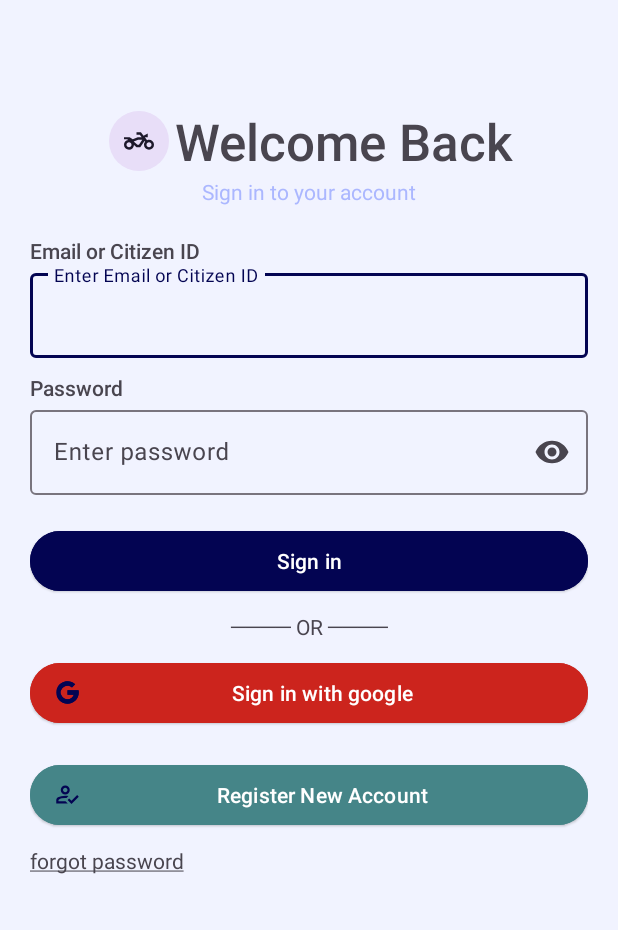
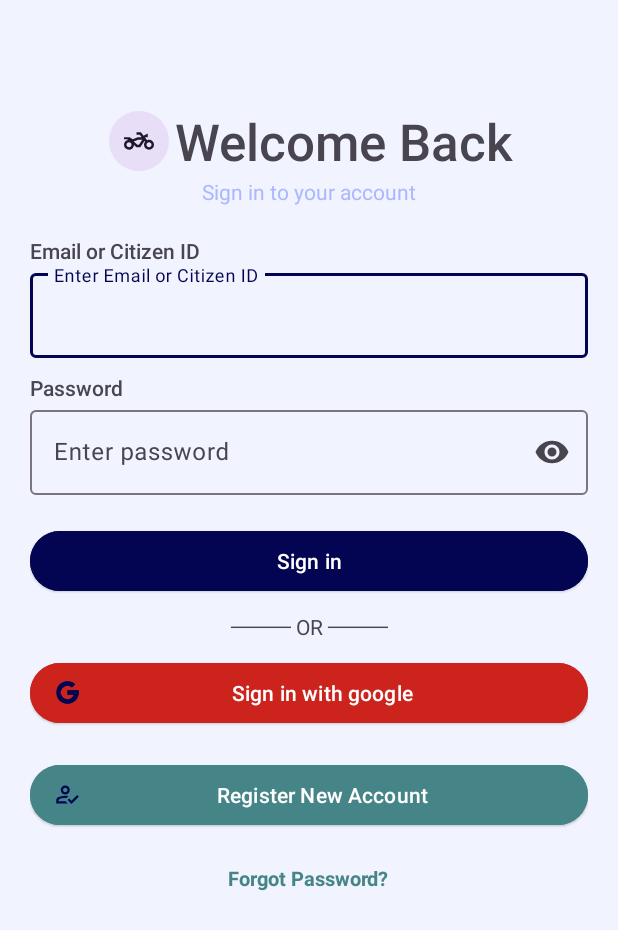
Before and after one commit to huybach1609/SAPS, an Android app: the screen it shows after launch (LoginActivity), on a phone screen of 412 x 824 dp. Shown: the top 930 px of the screen. Run offline under Robolectric (Android 15) with nearby library versions, the phone set to English and light mode, and no system bars; our stand-ins replace CircleImageView.

Commit message:
done forgot pass
forgot pass

```diff
--- a/SAPS.Mobile/app/build.gradle.kts
+++ b/SAPS.Mobile/app/build.gradle.kts
@@ -12,14 +12,14 @@ android {
     buildTypes {
         debug {
             buildConfigField("String", "SERVER_CLIENT_ID", "\"275429573503-526ri9oq1obai6d1qmj4qd07njuhahtk.apps.googleusercontent.com\"")
-            buildConfigField("String", "SERVER_BASE_URL", "\"http://10.35.88.3:5093/\"")
+            buildConfigField("String", "SERVER_BASE_URL", "\"http://10.35.88.37:5093/\"")
             buildConfigField("String", "MOCK_BASE_URL", "\"https://48073b2d-bd5d-43d0-adbd-e5e9713061aa.mock.pstmn.io/\"")
         }
         release {
             isMinifyEnabled = false
 
             buildConfigField("String", "SERVER_CLIENT_ID", "\"275429573503-526ri9oq1obai6d1qmj4qd07njuhahtk.apps.googleusercontent.com\"")
-            buildConfigField("String", "SERVER_BASE_URL", "\"http://10.35.88.3:5093/\"")
+            buildConfigField("String", "SERVER_BASE_URL", "\"http://10.35.88.37:5093/\"")
             buildConfigField("String", "MOCK_BASE_URL", "\"https://48073b2d-bd5d-43d0-adbd-e5e9713061aa.mock.pstmn.io/\"")
         }
     }
--- a/SAPS.Mobile/app/src/main/AndroidManifest.xml
+++ b/SAPS.Mobile/app/src/main/AndroidManifest.xml
@@ -41,6 +41,9 @@
         <activity android:name=".activities.auth.ChangePasswordActivity"
             android:label="Change Password Screen"
             android:theme="@style/Theme.AppCompat.Light.NoActionBar" />
+
+        <activity android:name=".activities.auth.ForgotPasswordActivity" />
+
         <provider
             android:name="androidx.core.content.FileProvider"
             android:authorities="${applicationId}.provider"
--- a/SAPS.Mobile/app/src/main/java/vn/edu/fpt/sapsmobile/API/AuthService.java
+++ b/SAPS.Mobile/app/src/main/java/vn/edu/fpt/sapsmobile/API/AuthService.java
@@ -2,6 +2,8 @@ package vn.edu.fpt.sapsmobile.API;// API/AuthService.java
 
 import retrofit2.Call;
 import retrofit2.http.Body;
+import retrofit2.http.Field;
+import retrofit2.http.FormUrlEncoded;
 import retrofit2.http.Header;
 import retrofit2.http.POST;
 import vn.edu.fpt.sapsmobile.models.AuthResponse;
@@ -24,4 +26,8 @@ public interface AuthService {
 
     @POST("register")
     Call<RegisterResponse> register(@Body RegisterRequest request);
+    @FormUrlEncoded
+    @POST("/auth/reset-password")
+    Call<Void> resetPassword(@Field("email") String email);
+
 }
--- a/SAPS.Mobile/app/src/main/java/vn/edu/fpt/sapsmobile/activities/auth/LoginActivity.java
+++ b/SAPS.Mobile/app/src/main/java/vn/edu/fpt/sapsmobile/activities/auth/LoginActivity.java
@@ -71,6 +71,12 @@ public class LoginActivity extends AppCompatActivity implements AuthenticationSe
         });
 
         signInButton.setOnClickListener(v -> handleEmailLogin());
+
+        TextView forgotPasswordText = findViewById(R.id.forgot_password_text);
+        forgotPasswordText.setOnClickListener(v -> {
+            startActivity(new Intent(LoginActivity.this, ForgotPasswordActivity.class));
+        });
+
     }
 
     private void handleEmailLogin() {
--- a/SAPS.Mobile/app/src/main/java/vn/edu/fpt/sapsmobile/fragments/RegisterPhase1Fragment.java
+++ b/SAPS.Mobile/app/src/main/java/vn/edu/fpt/sapsmobile/fragments/RegisterPhase1Fragment.java
@@ -158,7 +158,7 @@ public class RegisterPhase1Fragment extends Fragment {
                     .build();
 
             Request request = new Request.Builder()
-                    .url("http://10.35.88.16:8080/api/ocr/full")
+                    .url("http://10.35.88.37:8080/api/ocr/full")
                     .post(requestBody)
                     .build();
 
--- a/SAPS.Mobile/app/src/main/java/vn/edu/fpt/sapsmobile/fragments/RegisterPhase3Fragment.java
+++ b/SAPS.Mobile/app/src/main/java/vn/edu/fpt/sapsmobile/fragments/RegisterPhase3Fragment.java
@@ -145,7 +145,7 @@ public class RegisterPhase3Fragment extends Fragment {
                     .build();
 
             Request request = new Request.Builder()
-                    .url("http://10.35.88.16:8080/api/vehicle-ocr/full")
+                    .url("http://10.35.88.37:8080/api/vehicle-ocr/full")
                     .post(requestBody)
                     .build();
 
--- a/SAPS.Mobile/app/src/main/res/layout/activity_login.xml
+++ b/SAPS.Mobile/app/src/main/res/layout/activity_login.xml
@@ -138,12 +138,20 @@
 
 
         <TextView
+            android:id="@+id/forgot_password_text"
             android:layout_width="wrap_content"
             android:layout_height="wrap_content"
-            android:text="@string/forgot_password"
-            />
+            android:text="Forgot Password?"
+            android:textColor="@color/blueBright"
+            android:textStyle="bold"
+            android:textSize="13sp"
+            android:layout_gravity="center"
+            android:paddingTop="12dp"
+            android:clickable="true"
+            android:focusable="true"/>
 
-        <Button
+
+                <Button
             android:id="@+id/sign_out_button"
             style="@style/Widget.Material3.Button.TonalButton.Icon"
             android:layout_width="match_parent"
```
Also changed, not shown: SAPS.Mobile/app/src/main/java/vn/edu/fpt/sapsmobile/activities/auth/ForgotPasswordActivity.java (added, +63 -0 lines), SAPS.Mobile/app/src/main/java/vn/edu/fpt/sapsmobile/services/AuthenticationService.java (+26 -0 lines), SAPS.Mobile/app/src/main/res/drawable/bg_edit_text.xml (added, +18 -0 lines), SAPS.Mobile/app/src/main/res/layout/activity_forgot_password.xml (added, +49 -0 lines).
